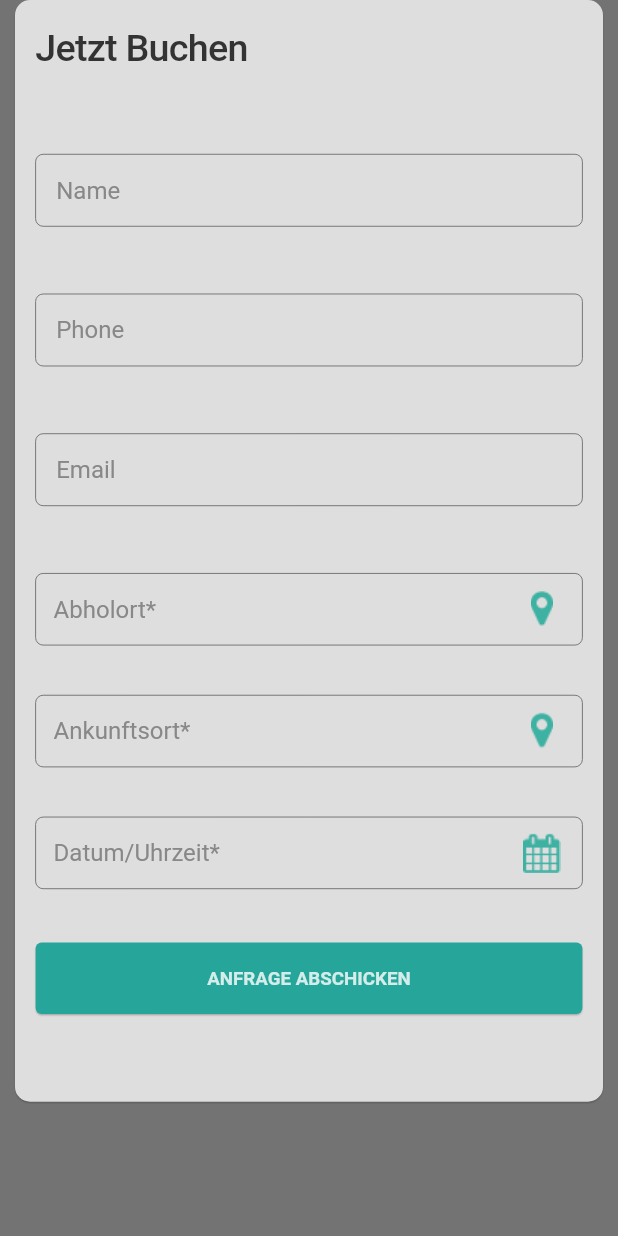
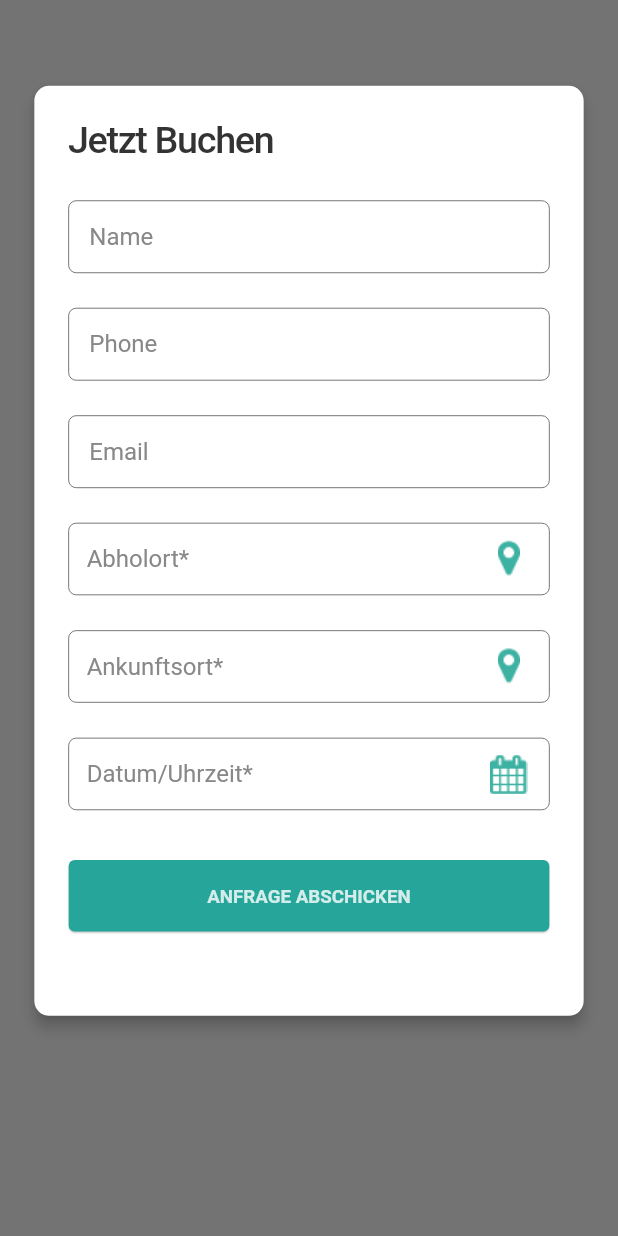
Before and after one commit to maazkhan1998/taxi4you, a Flutter app: what bookNow() shows on an empty page, opened directly, on a phone screen of 412 x 824 dp. Run offline on Flutter 3.47's test engine with Material 2 defaults, Android fonts, the light colour scheme and no system bars; our stand-ins replace animated_bottom_navigation_bar, flutter_screenutil, font_awesome_flutter, google_maps_flutter, scroll_snap_list; Roboto replaces fonts that are missing (medium).

Commit message:
revision 3/6/2021

```diff
--- a/lib/provider/bottomBarProvider.dart
+++ b/lib/provider/bottomBarProvider.dart
@@ -2,6 +2,7 @@ import 'package:flutter/material.dart';
 
 class BottomBarProvider with ChangeNotifier{
   int pageNo=0;
+  bool visibility = true;
 
   updatePageNo(int index){
     pageNo=index;
--- a/lib/widgets/dialogs.dart
+++ b/lib/widgets/dialogs.dart
@@ -4,81 +4,81 @@ import 'package:taxiforyou/screens/mapScreen.dart';
 import 'package:taxiforyou/widgets/customtextfield.dart';
 
 bookNow(BuildContext context) {
-  TextEditingController name=TextEditingController();
-  TextEditingController number=TextEditingController();
-  TextEditingController email=TextEditingController();
+  TextEditingController name = TextEditingController();
+  TextEditingController number = TextEditingController();
+  TextEditingController email = TextEditingController();
   return showDialog(
       context: context,
-
       builder: (context) {
         return SimpleDialog(
+          insetPadding: EdgeInsets.only(bottom: ScreenUtil().setHeight(75),left: ScreenUtil().setWidth(20),right:ScreenUtil().setWidth(20)),
+          backgroundColor: Colors.white,
 
-            insetPadding: EdgeInsets.only(bottom:ScreenUtil().setHeight(75)),
-                backgroundColor: Color(0xFFdedede),
-                elevation: 0.5,
-                shape: RoundedRectangleBorder(
-            borderRadius: BorderRadius.circular(10.0)),
-                contentPadding:
-            EdgeInsets.symmetric(vertical: ScreenUtil().setHeight(3.0), horizontal: ScreenUtil().setWidth(12.0)),
-                titlePadding: EdgeInsets.symmetric(vertical: ScreenUtil().setHeight(15.0), horizontal: ScreenUtil().setWidth(12.0)),
+          elevation: 4,
+          shape:
+              RoundedRectangleBorder(borderRadius: BorderRadius.circular(10.0)),
+          contentPadding: EdgeInsets.symmetric(
+              vertical: ScreenUtil().setHeight(0.0),
+              horizontal: ScreenUtil().setWidth(20.0)),
+          titlePadding: EdgeInsets.symmetric(
+              vertical: ScreenUtil().setHeight(18.0),
+              horizontal: ScreenUtil().setWidth(20.0)),
           title: Text('Jetzt Buchen',
               style: TextStyle(
-            fontFamily: 'medium',letterSpacing: -0.5,
+                  fontFamily: 'medium',
+                  letterSpacing: -0.9,
                   fontSize: ScreenUtil().setSp(22.0),
                   color: Color.fromRGBO(51, 51, 51, 1))),
           children: [
-          SizedBox(height: ScreenUtil().setHeight(28)),
+            SizedBox(height: ScreenUtil().setHeight(3)),
             CustomTextField(
-          hint: 'Name',
-          inputType: TextInputType.text,
-          controller: name),
-          SizedBox(height: ScreenUtil().setHeight(28)),
+                hint: 'Name', inputType: TextInputType.text, controller: name),
+            SizedBox(height: ScreenUtil().setHeight(10)),
             CustomTextField(
                 hint: 'Phone',
                 inputType: TextInputType.number,
                 controller: number),
-          SizedBox(height: ScreenUtil().setHeight(28)),
+            SizedBox(height: ScreenUtil().setHeight(10)),
             CustomTextField(
                 hint: 'Email',
                 inputType: TextInputType.emailAddress,
                 controller: email),
-          SizedBox(height: ScreenUtil().setHeight(28)),
-          LocationContainer(
-            text:'Abholort*'
-          ),
-          SizedBox(height: ScreenUtil().setHeight(28)),
-          LocationContainer(
-            text:'Ankunftsort*'
-          ),
-          SizedBox(height: ScreenUtil().setHeight(28)),
+            SizedBox(height: ScreenUtil().setHeight(10)),
+            LocationContainer(text: 'Abholort*'),
+            SizedBox(height: ScreenUtil().setHeight(20)),
+            LocationContainer(text: 'Ankunftsort*'),
+            SizedBox(height: ScreenUtil().setHeight(20)),
             Container(
-            padding: EdgeInsets.symmetric(horizontal:12),
+              padding: EdgeInsets.symmetric(horizontal: 12),
               width: ScreenUtil().setWidth(283),
               height: ScreenUtil().setHeight(40),
               decoration: BoxDecoration(
                   borderRadius: BorderRadius.circular(5),
-          border: Border.all(color: Color(0xFF777777),width: 0)
-            ),
+                  border: Border.all(color: Color(0xFF777777), width: 0)),
               child: Row(
                 mainAxisAlignment: MainAxisAlignment.spaceBetween,
                 children: [
-            Text('Datum/Uhrzeit*',style: TextStyle(fontFamily: 'medium',fontSize: ScreenUtil().setSp(14.0),color: Color(0xFF888888))),
+                  Text('Datum/Uhrzeit*',
+                      style: TextStyle(
+                          fontFamily: 'medium',
+                          fontSize: ScreenUtil().setSp(14.0),
+                          color: Color(0xFF888888))),
                   GestureDetector(
-              onTap: ()=>showDatePicker(
+                    onTap: () => showDatePicker(
                         initialDate: DateTime.now(),
                         context: context,
                         firstDate: DateTime.now(),
-                lastDate: DateTime(2022)
-              ),
+                        lastDate: DateTime(2022)),
                     child: Image.asset(
                       'assets/calendar.png',
-        height: 30.0,width: 30.0,
+                      height: 30.0,
+                      width: 30.0,
                     ),
                   )
                 ],
               ),
             ),
-          SizedBox(height: ScreenUtil().setHeight(30)),
+            SizedBox(height: ScreenUtil().setHeight(28.0)),
             Container(
               height: ScreenUtil().setHeight(40.0),
               child: ElevatedButton(
@@ -94,14 +94,14 @@ bookNow(BuildContext context) {
               ),
             ),
             SizedBox(
-            height: ScreenUtil().setHeight(50),
+              height: ScreenUtil().setHeight(47.0),
             ),
           ],
         );
       });
 }
+
 class LocationContainer extends StatelessWidget {
-
   final String text;
 
   LocationContainer({this.text});
@@ -109,26 +109,27 @@ bookNow(BuildContext context) {
   @override
   Widget build(BuildContext context) {
     return Container(
-                padding: EdgeInsets.symmetric(horizontal:12),
+      padding: EdgeInsets.symmetric(horizontal: 12),
       width: ScreenUtil().setWidth(283),
       height: ScreenUtil().setHeight(40),
       decoration: BoxDecoration(
           borderRadius: BorderRadius.circular(5),
-                  border: Border.all(color: Color(0xFF777777),width: 0)
-                ),
+          border: Border.all(color: Color(0xFF777777), width: 0)),
       child: Row(
         mainAxisAlignment: MainAxisAlignment.spaceBetween,
         children: [
-                    Text(text,style: TextStyle(fontFamily: 'medium',fontSize: ScreenUtil().setSp(14.0),color: Color(0xFF888888))),
+          Text(text,
+              style: TextStyle(
+                  fontFamily: 'medium',
+                  fontSize: ScreenUtil().setSp(14.0),
+                  color: Color(0xFF888888))),
           GestureDetector(
-                      onTap: ()=>Navigator.of(context).push(
-                        MaterialPageRoute(
-                          builder: (_)=>MapScreen()
-                        )
-                      ),
+            onTap: () => Navigator.of(context)
+                .push(MaterialPageRoute(builder: (_) => MapScreen())),
             child: Image.asset(
               'assets/location.png',
-            height: 30,width: 30.0,
+              height: 30,
+              width: 30.0,
             ),
           )
         ],
--- a/pubspec.yaml
+++ b/pubspec.yaml
@@ -37,6 +37,7 @@ dependencies:
   auto_size_text: ^2.1.0
   provider: ^5.0.0
   scroll_snap_list: ^0.8.1
+  font_awesome_flutter: ^8.8.1
 
 dev_dependencies:
   flutter_test:
@@ -44,9 +45,10 @@ dev_dependencies:
 
 flutter_native_splash:
   image: assets/Splash.png
+  fill: true
   color: "#FFFFFF"
-  fill: true
-  android_disable_fullscreen: true
+  android_disable_fullscreen: false
+  fullscreen: true
 # For information on the generic Dart part of this file, see the
 # following page: https://dart.dev/tools/pub/pubspec
 
```
Also changed, not shown: lib/screens/contact.dart (+43 -21 lines), lib/screens/home.dart (+8 -7 lines), lib/screens/homeView.dart (+23 -10 lines), lib/screens/onboarding.dart (+12 -19 lines), lib/screens/ourfleet.dart (+31 -11 lines), lib/screens/videos.dart (+30 -10 lines), lib/widgets/fleetCard.dart (+7 -5 lines), lib/widgets/gradientappbar.dart (added, +37 -0 lines), lib/widgets/videoCard.dart (+5 -3 lines), assets/Backround.png (added), assets/Backround@2x.png (added), assets/Backround@3x.png (added), assets/splashlogo.png (renamed from assets/Page-1@3x.png), assets/splashlogo@3x.png (added), 2 more files, 3 other files. Lines whose indentation alone changed are shown as unchanged.
